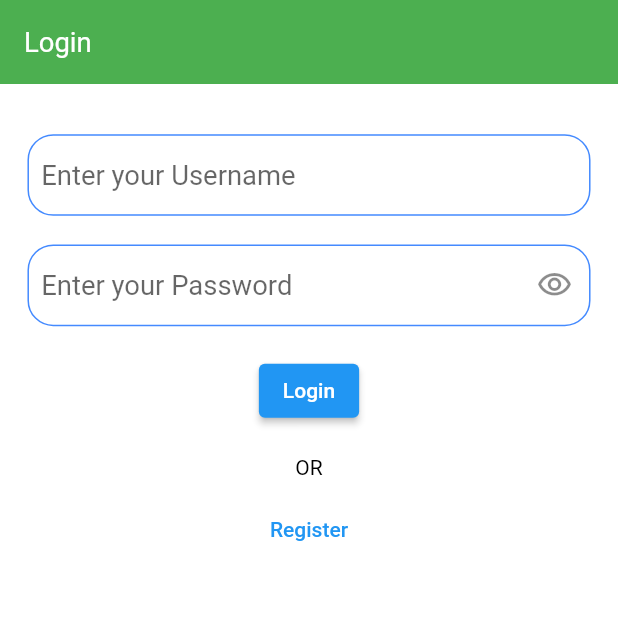
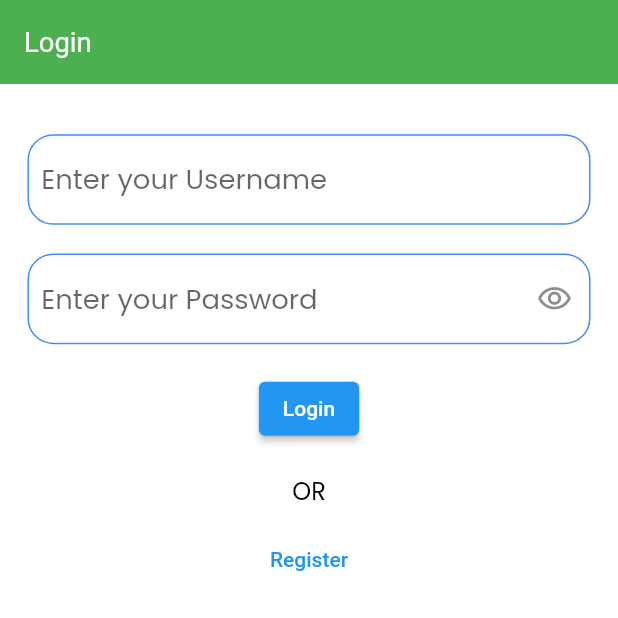
Before and after one commit to IchinoseBinit/medic, a Flutter app: the screen it shows after launch, on a phone screen of 412 x 824 dp, the top half of it. Run offline on Flutter 3.47's test engine with Material 2 defaults, Android fonts, the phone set to English and light mode, and no system bars; our stand-ins replace flutter_screenutil, google_fonts.

```diff
--- a/lib/api/api_client.dart
+++ b/lib/api/api_client.dart
@@ -8,9 +8,8 @@ import '/utils/request_type.dart';
 // import '/utils/request_type_exception.dart';
 import '/utils/string_to_url.dart';
 
-String token = '';
-
 class APIClient {
+  static String token = '';
   final Client _client;
 
   APIClient(this._client);
@@ -29,7 +28,7 @@ class APIClient {
 
     Map<String, String> headingWithToken = {
       'Content-Type': 'application/json',
-      'Authorization': 'Bearer gAccessToken',
+      'Authorization': 'Bearer $token',
     };
 
     // if (EnvironmentConfig.isProd != "true" && UtilityProvider.url.isNotEmpty) {
--- a/lib/constants/urls.dart
+++ b/lib/constants/urls.dart
@@ -1,6 +1,18 @@
-const _baseUrl = "http://192.168.7.32:3001";
+const _url = "http://10.0.2.2";
+// const _url = "http://192.168.7.32:3001";
+const _baseUrl = "$_url:3001";
 
 const _users = "$_baseUrl/users";
 
 const registerUrl = _users;
 const loginUrl = "$_users/login_user";
+
+const medicalStaffUrl = "$_baseUrl/medical-staff";
+
+const companyUrl = "$_baseUrl/company";
+
+const educationUrl = "$_baseUrl/education";
+
+const productsUrl = "$_baseUrl/product";
+const singleProductUrl = "$_baseUrl/product?id=";
+// medical-staff
--- a/lib/main.dart
+++ b/lib/main.dart
@@ -1,6 +1,8 @@
 import 'package:flutter/material.dart';
 import 'package:flutter_screenutil/flutter_screenutil.dart';
+import 'package:medic/providers/education_provider.dart';
 import 'package:medic/providers/login_provider.dart';
+import 'package:medic/providers/products_provider.dart';
 import 'package:medic/providers/register_provider.dart';
 import 'package:provider/provider.dart';
 import '/screens/login_screen.dart';
@@ -28,6 +30,12 @@ class MyApp extends StatelessWidget {
           ChangeNotifierProvider(
             create: (_) => LoginProvider(),
           ),
+          ChangeNotifierProvider(
+            create: (_) => EducationProvider(),
+          ),
+          ChangeNotifierProvider(
+            create: (_) => ProductsProvider(),
+          ),
         ],
         child: MaterialApp(
           title: 'E-Medic',
--- /dev/null
+++ b/lib/models/education.dart
@@ -0,0 +1,27 @@
+class Education {
+  Education({
+    required this.id,
+    required this.body,
+    required this.createdAt,
+    required this.updatedAt,
+  });
+
+  late final int id;
+  late final String body;
+  late final DateTime createdAt;
+  late final DateTime updatedAt;
+
+  Education.fromMap(Map<String, dynamic> json) {
+    id = json["id"];
+    body = json["body"];
+    createdAt = DateTime.parse(json["createdAt"]);
+    updatedAt = DateTime.parse(json["updatedAt"]);
+  }
+
+  Map<String, dynamic> toMap() => {
+        "id": id,
+        "body": body,
+        "createdAt": createdAt.toIso8601String(),
+        "updatedAt": updatedAt.toIso8601String(),
+      };
+}
--- /dev/null
+++ b/lib/models/products.dart
@@ -0,0 +1,74 @@
+import 'dart:typed_data';
+
+class Products {
+  late final int id;
+  late final String title;
+  late final String description;
+  late final int price;
+  late final Photo image;
+  late int quantity;
+  late int selectedQuantity;
+  late final String createdAt;
+  late final String updatedAt;
+  late final int categoryId;
+
+  Products(
+      {required this.id,
+      required this.title,
+      required this.description,
+      required this.price,
+      required this.image,
+      required this.quantity,
+      required this.selectedQuantity,
+      required this.createdAt,
+      required this.updatedAt,
+      required this.categoryId});
+
+  Products.fromJson(Map<String, dynamic> json) {
+    id = json['id'];
+    title = json['title'];
+    description = json['description'];
+    price = json['price'];
+    image = Photo.fromJson(json['image']);
+    quantity = json['quantity'];
+    selectedQuantity = 0;
+    createdAt = json['createdAt'];
+    updatedAt = json['updatedAt'];
+    categoryId = json['CategoryId'];
+  }
+
+  // Map<String, dynamic> toJson() {
+  //   final Map<String, dynamic> data = new Map<String, dynamic>();
+  //   data['id'] = this.id;
+  //   data['title'] = this.title;
+  //   data['description'] = this.description;
+  //   data['price'] = this.price;
+  //   if (this.image != null) {
+  //     data['image'] = this.image!.toJson();
+  //   }
+  //   data['quantity'] = this.quantity;
+  //   data['createdAt'] = this.createdAt;
+  //   data['updatedAt'] = this.updatedAt;
+  //   data['CategoryId'] = this.categoryId;
+  //   return data;
+  // }
+}
+
+class Photo {
+  late final String type;
+  late final Uint8List data;
+
+  Photo({required this.type, required this.data});
+
+  Photo.fromJson(Map<String, dynamic> json) {
+    type = json['type'];
+    data = Uint8List.fromList(json['data'].cast<int>());
+  }
+
+  Map<String, dynamic> toJson() {
+    final Map<String, dynamic> data = {};
+    data['type'] = type;
+    data['data'] = this.data;
+    return data;
+  }
+}
--- a/lib/providers/login_provider.dart
+++ b/lib/providers/login_provider.dart
@@ -1,5 +1,7 @@
 import 'package:flutter/material.dart';
 import 'package:medic/api/api_call.dart';
+import 'package:medic/api/api_client.dart';
+import 'package:medic/constants/urls.dart';
 
 class LoginProvider extends ChangeNotifier {
   loginUser({
@@ -9,7 +11,8 @@ class LoginProvider extends ChangeNotifier {
     try {
       final map = {"username": username, "password": password};
 
-      await APICall().postRequestWithoutToken(map);
+      APIClient.token = await APICall().postRequestWithoutToken(loginUrl, map);
+      notifyListeners();
     } catch (ex) {
       rethrow;
     }
--- a/lib/providers/register_provider.dart
+++ b/lib/providers/register_provider.dart
@@ -1,5 +1,6 @@
 import 'package:flutter/material.dart';
 import 'package:medic/api/api_call.dart';
+import 'package:medic/constants/urls.dart';
 
 class RegisterProvider extends ChangeNotifier {
   registerUser(
@@ -11,7 +12,7 @@ class RegisterProvider extends ChangeNotifier {
     try {
       final map = {"email": email, "username": username, "password": password};
 
-      await APICall().postRequestWithoutToken(map);
+      await APICall().postRequestWithoutToken(registerUrl, map);
     } catch (ex) {
       rethrow;
     }
--- a/lib/screens/home_screen.dart
+++ b/lib/screens/home_screen.dart
@@ -90,9 +90,9 @@ class HomeScreen extends StatelessWidget {
           ),
           buildListTile(
             context,
-            label: "Surgical Items",
+            label: "Items",
             widget: SurgicalItems(
-              title: "Surgical Items",
+              title: "Items",
             ),
           ),
           SizedBox(
--- a/lib/theme/theme_data.dart
+++ b/lib/theme/theme_data.dart
@@ -15,26 +15,30 @@ ThemeData lightTheme(BuildContext context) {
       ),
       elevation: 0,
     ),
-    textTheme: GoogleFonts.ubuntuCondensedTextTheme(
-      const TextTheme(
-        headline5: TextStyle(
+    textTheme: GoogleFonts.poppinsTextTheme(
+      TextTheme(
+        headline5: const TextStyle(
           color: Colors.black,
           fontFamily: "Open Sans",
           fontWeight: FontWeight.w600,
         ),
-        headline2: TextStyle(color: Colors.black),
-        bodyText1: TextStyle(color: Colors.black, fontFamily: "Open Sans"),
-        bodyText2: TextStyle(color: Colors.black),
-        subtitle1: TextStyle(
+        headline2: const TextStyle(color: Colors.black),
+        bodyText1: TextStyle(
           color: Colors.black,
-          fontFamily: "Open Sans",
+          fontSize: 16.sp,
         ),
-        subtitle2: TextStyle(
+        bodyText2: TextStyle(
+          color: Colors.black,
+          fontSize: 14.sp,
+        ),
+        subtitle1: const TextStyle(
           color: Colors.black,
         ),
-        caption: TextStyle(
+        subtitle2: const TextStyle(
           color: Colors.black,
-          fontFamily: "Open Sans",
+        ),
+        caption: const TextStyle(
+          color: Colors.black,
         ),
       ),
     ),
```
Also changed, not shown: lib/api/api_call.dart (+49 -8 lines), lib/providers/education_provider.dart (added, +22 -0 lines), lib/providers/order_provider.dart (added, +34 -0 lines), lib/providers/products_provider.dart (added, +34 -0 lines), lib/screens/product_screen.dart (added, +132 -0 lines), lib/screens/surgical_items.dart (+40 -16 lines), lib/utils/show_snack_bar.dart (added, +18 -0 lines).
